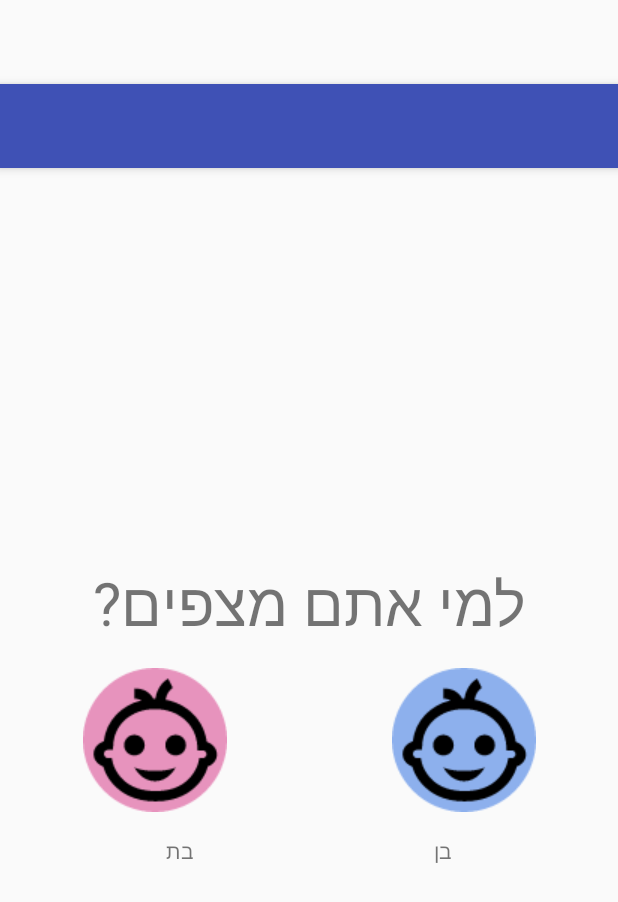
After one commit to NoaAgiv/Nameby, an Android app: the layout initiation_screen.xml on its own in the app's theme, with its tools: preview values and no code run, on a phone screen of 412 x 824 dp. The commit adds this screen. Shown: the top 902 px of the screen. Run offline under Robolectric (Android 15) with nearby library versions, the phone set to English and light mode, and no system bars.

Commit message:
Choose sex initiation screen

```diff
--- a/app/src/main/java/com/agiv/names2/MainActivity.java
+++ b/app/src/main/java/com/agiv/names2/MainActivity.java
@@ -12,6 +12,7 @@ import android.view.View;
 import android.view.Menu;
 import android.view.MenuItem;
 import android.widget.AbsListView;
+import android.widget.Button;
 import android.widget.EditText;
 import com.google.android.gms.appindexing.Action;
 import com.google.android.gms.appindexing.AppIndex;
@@ -50,6 +51,7 @@ public class MainActivity extends AppCompatActivity {
         // See https://g.co/AppIndexing/AndroidStudio for more information.
         client = new GoogleApiClient.Builder(this).addApi(AppIndex.API).build();
     }
+
 
     AbsListView.OnScrollListener listScrollMoveButtonListener = new AbsListView.OnScrollListener(){
         // hide floating button when scrolling so it does not hide the list items
--- a/app/src/main/res/layout/activity_main.xml
+++ b/app/src/main/res/layout/activity_main.xml
@@ -30,8 +30,6 @@
         app:tabMode="fixed"
         />
 
-
-
     <android.support.design.widget.FloatingActionButton
         android:id="@+id/add_name_button"
         android:layout_width="wrap_content"
--- /dev/null
+++ b/app/src/main/res/layout/initiation_screen.xml
@@ -0,0 +1,106 @@
+<?xml version="1.0" encoding="utf-8"?>
+<android.support.design.widget.CoordinatorLayout xmlns:android="http://schemas.android.com/apk/res/android"
+    xmlns:app="http://schemas.android.com/apk/res-auto"
+    xmlns:tools="http://schemas.android.com/tools"
+    android:layout_width="match_parent"
+    android:layout_height="match_parent"
+    android:fitsSystemWindows="true"
+    tools:context="com.agiv.names2.MainActivity">
+
+    <android.support.design.widget.AppBarLayout
+        android:layout_width="match_parent"
+        android:layout_height="wrap_content"
+        android:theme="@style/AppTheme.AppBarOverlay">
+
+        <android.support.v7.widget.Toolbar
+            android:id="@+id/toolbar"
+            android:layout_width="match_parent"
+            android:layout_height="?attr/actionBarSize"
+            android:background="?attr/colorPrimary"
+            app:popupTheme="@style/AppTheme.PopupOverlay" />
+
+    </android.support.design.widget.AppBarLayout>
+    <RelativeLayout
+        android:layout_width="match_parent"
+        android:layout_height="match_parent"
+        android:layout_gravity="center"
+        android:gravity="center"
+        android:orientation="vertical">
+        <TextView
+            android:id="@+id/choose_sex_settings"
+            android:textSize="40sp"
+            android:layout_width="wrap_content"
+            android:layout_height="wrap_content"
+            android:layout_marginTop="?attr/actionBarSize"
+            android:paddingTop="@dimen/fab_margin"
+            android:layout_centerHorizontal="true"
+            android:paddingBottom="@dimen/fab_margin"
+            android:background="@null"
+            android:text="@string/choose_sex_settings" />
+
+        <LinearLayout
+            android:id="@+id/choose_sex_buttons"
+            android:layout_below="@+id/choose_sex_settings"
+            android:layout_width="fill_parent"
+            android:layout_centerHorizontal="true"
+            android:layout_height="wrap_content"
+            android:paddingBottom="@dimen/fab_margin"
+            android:orientation="horizontal">
+
+            <!--android:layout_marginRight="10dp"-->
+            <ImageButton
+                android:id="@+id/choose_sex_female"
+                android:layout_width="wrap_content"
+                android:layout_height="wrap_content"
+                android:scaleType="centerInside"
+                android:layout_marginRight="20dp"
+                android:layout_marginLeft="20dp"
+                android:background="@null"
+                android:src="@drawable/girl"
+                android:layout_weight="1" />
+
+            <ImageButton
+                android:id="@+id/choose_sex_male"
+                android:layout_width="wrap_content"
+                android:layout_height="wrap_content"
+                android:scaleType="centerInside"
+                android:layout_marginRight="20dp"
+                android:layout_marginLeft="20dp"
+                android:src="@drawable/boy"
+                android:background="@null"
+                android:layout_weight="1" />
+        </LinearLayout>
+
+        <LinearLayout
+            android:id="@+id/choose_sex_help_text"
+            android:layout_below="@+id/choose_sex_buttons"
+            android:layout_width="wrap_content"
+            android:layout_height="wrap_content"
+            android:layout_gravity="center"
+            android:layout_centerHorizontal="true"
+            android:orientation="horizontal">
+
+            <!--android:layout_marginRight="10dp"-->
+            <TextView
+                android:layout_width="wrap_content"
+                android:layout_height="wrap_content"
+                android:scaleType="centerInside"
+                android:layout_marginRight="80dp"
+                android:layout_marginLeft="20dp"
+                android:background="@null"
+                android:text="@string/choose_female"
+                android:layout_weight="1" />
+
+            <TextView
+                android:layout_width="wrap_content"
+                android:layout_height="wrap_content"
+                android:scaleType="centerInside"
+                android:layout_marginRight="20dp"
+                android:layout_marginLeft="80dp"
+                android:text="@string/choose_male"
+                android:background="@null"
+                android:layout_weight="1" />
+        </LinearLayout>
+    </RelativeLayout>
+
+</android.support.design.widget.CoordinatorLayout>
--- a/app/src/main/res/values/strings.xml
+++ b/app/src/main/res/values/strings.xml
@@ -1,5 +1,5 @@
 <resources>
-    <string name="app_name">Names2</string>
+    <string name="app_name">ניימבי</string>
     <string name="action_settings">Settings</string>
     <string name="loved_tab">אהובים</string>
     <string name="unloved_tab">לא אהובים</string>
@@ -13,5 +13,8 @@
     <string name="add_dialog_title">הוספת שמות</string>
     <string name="add_dialog_body">הקלידו פה שמות מופרדים בשורה חדשה. השמות יועברו אוטומטית לרשימת השמות האהובים</string>
     <string name="add_approve_button">הוסף</string>
+    <string name="choose_female">בת</string>
+    <string name="choose_male">בן</string>
+    <string name="choose_sex_settings">למי אתם מצפים?</string>
 
 </resources>
```
Also changed, not shown: app/src/main/AndroidManifest.xml (+10 -1 lines), app/src/main/java/com/agiv/names2/DbAccess.java (+4 -3 lines), app/src/main/java/com/agiv/names2/GroupSettings.java (added, +29 -0 lines), app/src/main/java/com/agiv/names2/InitiationScreen.java (added, +125 -0 lines), app/src/main/res/drawable/boy.png (added), app/src/main/res/drawable/girl.png (added).
